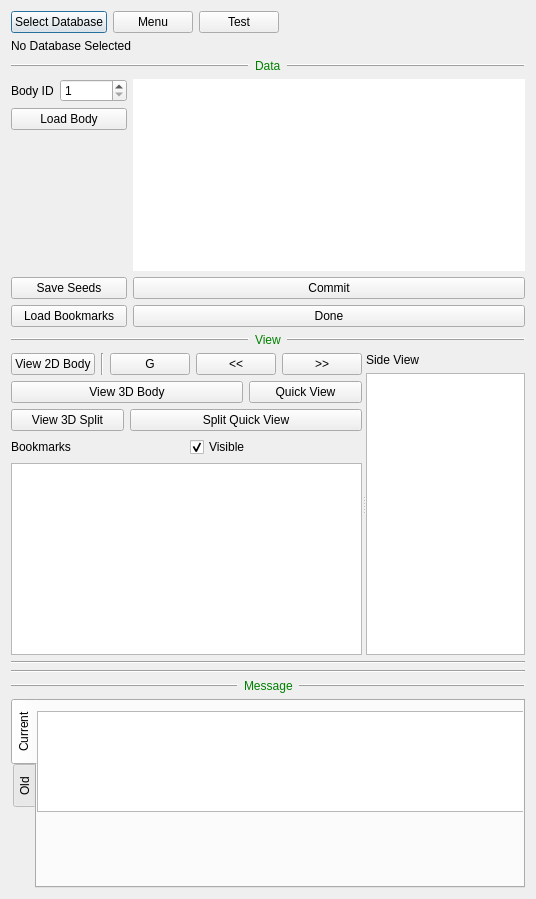
Above: neurolabi/gui/flyembodysplitprojectdialog.ui from janelia-flyem/NeuTu before the change. Below: the same form after it.
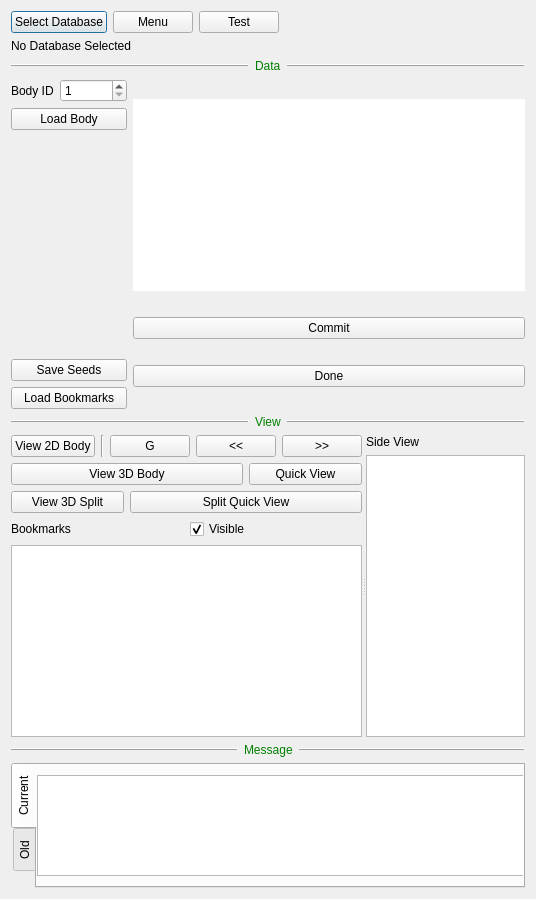
That is the form after the change.

The edit to the form file:
```diff
--- a/neurolabi/gui/flyembodysplitprojectdialog.ui
+++ b/neurolabi/gui/flyembodysplitprojectdialog.ui
@@ -268,7 +268,7 @@
      <property name="orientation">
       <enum>Qt::Horizontal</enum>
      </property>
-     <widget class="QWidget" name="">
+     <widget class="QWidget" name="layoutWidget">
       <layout class="QVBoxLayout" name="verticalLayout">
        <item>
         <layout class="QHBoxLayout" name="horizontalLayout_7">
@@ -396,7 +396,7 @@
        <item>
         <widget class="QTableView" name="bookmarkView">
          <property name="sizePolicy">
-          <sizepolicy hsizetype="Expanding" vsizetype="Expanding">
+          <sizepolicy hsizetype="Expanding" vsizetype="MinimumExpanding">
            <horstretch>0</horstretch>
            <verstretch>0</verstretch>
           </sizepolicy>
@@ -405,7 +405,7 @@
        </item>
       </layout>
      </widget>
-     <widget class="QWidget" name="">
+     <widget class="QWidget" name="layoutWidget">
       <layout class="QVBoxLayout" name="verticalLayout_3">
        <item>
         <widget class="QLabel" name="sideViewLabel">
@@ -421,20 +421,6 @@
      </widget>
     </widget>
    </item>
-   <item>
-    <widget class="Line" name="line_8">
-     <property name="orientation">
-      <enum>Qt::Horizontal</enum>
-     </property>
-    </widget>
-   </item>
-   <item>
-    <widget class="Line" name="line_9">
-     <property name="orientation">
-      <enum>Qt::Horizontal</enum>
-     </property>
-    </widget>
-   </item>
    <item>
     <layout class="QHBoxLayout" name="horizontalLayout_21">
      <item>
@@ -481,7 +467,7 @@
    <item>
     <widget class="QTabWidget" name="messageTabWidget">
      <property name="sizePolicy">
-      <sizepolicy hsizetype="Expanding" vsizetype="MinimumExpanding">
+      <sizepolicy hsizetype="Expanding" vsizetype="Maximum">
        <horstretch>0</horstretch>
        <verstretch>0</verstretch>
       </sizepolicy>
```
